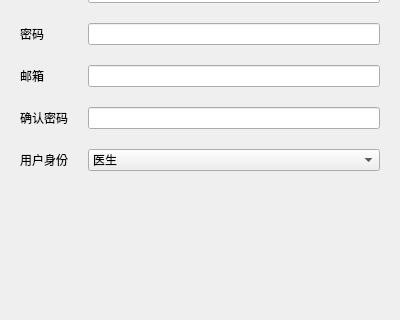
Above: code/global/registerpanel.ui from laonuo2004/cpp-qt-medical-system before the change; both pictures show x 0 to 400 and y 83 to 403 of the 400 by 500 pixel window. Below: the same form after it.
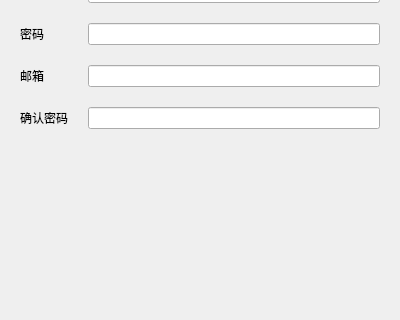
That is the form after the change.

Diff of the .ui file:
```diff
--- a/code/global/registerpanel.ui
+++ b/code/global/registerpanel.ui
@@ -88,32 +88,6 @@
      <item row="3" column="1">
       <widget class="QLineEdit" name="ConfirmPasswordEdit"/>
      </item>
-     <item row="4" column="0">
-      <widget class="QLabel" name="label_3">
-       <property name="text">
-        <string>用户身份</string>
-       </property>
-      </widget>
-     </item>
-     <item row="4" column="1">
-      <widget class="QComboBox" name="RoleComboBox">
-       <item>
-        <property name="text">
-         <string>医生</string>
-        </property>
-       </item>
-       <item>
-        <property name="text">
-         <string>病患</string>
-        </property>
-       </item>
-       <item>
-        <property name="text">
-         <string>管理员</string>
-        </property>
-       </item>
-      </widget>
-     </item>
     </layout>
    </item>
    <item>
```
